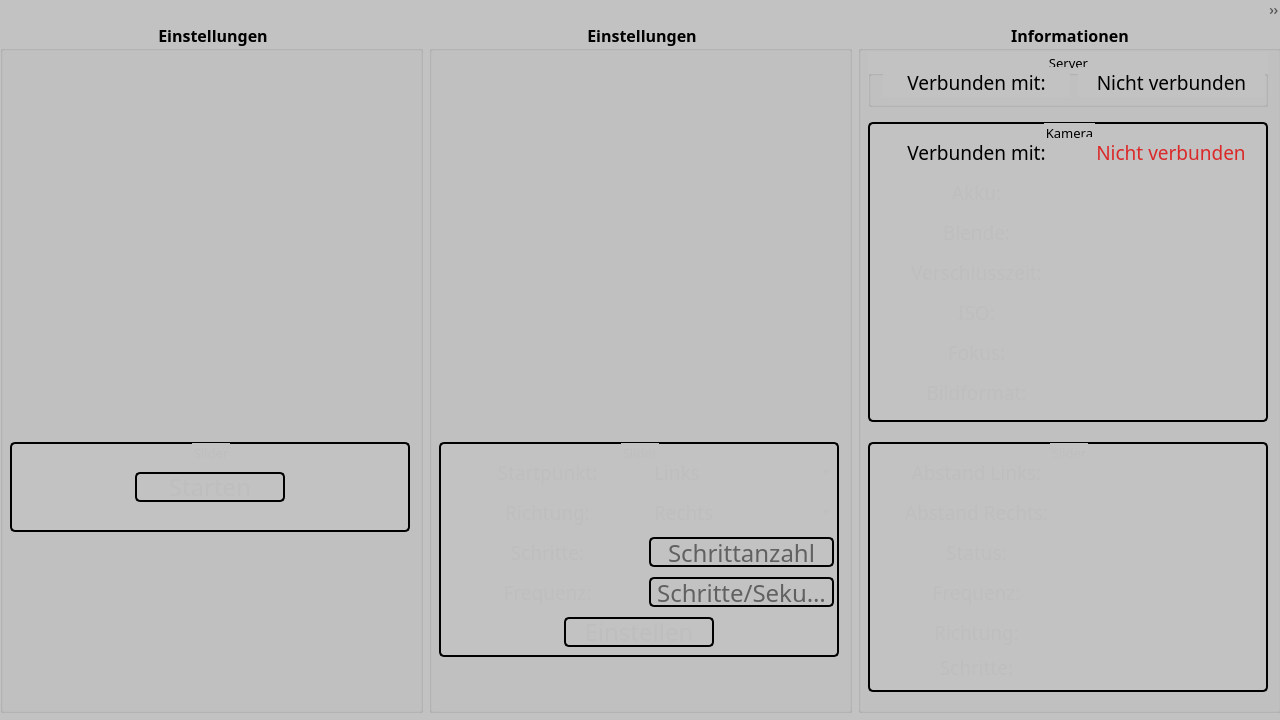
FilipBruehl/camera_slider, file UI/main_window.ui: the form before one commit.
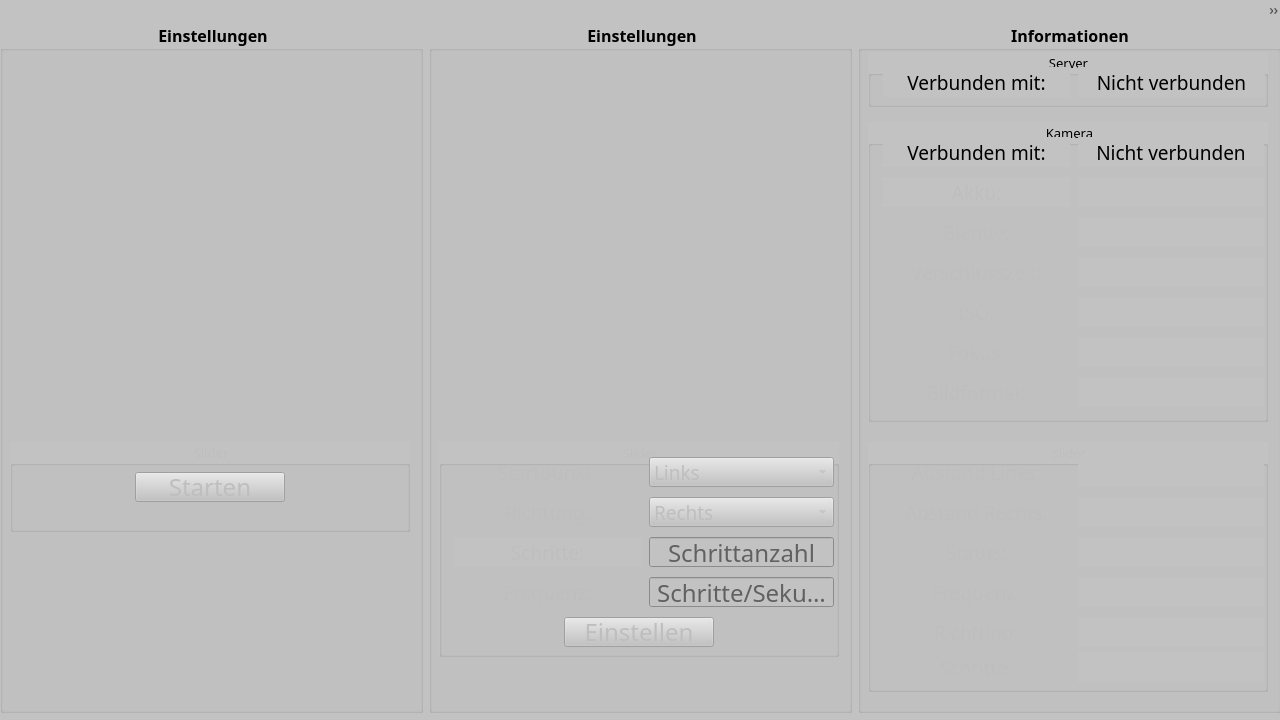
The form after the commit.

```diff
--- a/UI/main_window.ui
+++ b/UI/main_window.ui
@@ -91,11 +91,7 @@
            </font>
           </property>
           <property name="styleSheet">
-           <string notr="true">border-color: #000;
-border-radius: 5px;
-border-style: solid;
-border-width: 2px;
-</string>
+           <string notr="true"/>
           </property>
           <property name="title">
            <string>Slider</string>
@@ -170,10 +166,7 @@
            </font>
           </property>
           <property name="styleSheet">
-           <string notr="true">border-color: #000;
-border-radius: 5px;
-border-style: solid;
-border-width: 2px;
+           <string notr="true">
 </string>
           </property>
           <property name="title">
@@ -224,8 +217,7 @@
             </font>
            </property>
            <property name="styleSheet">
-            <string notr="true">border: none;
-background-color: transparent;</string>
+            <string notr="true"/>
            </property>
            <property name="editable">
             <bool>false</bool>
@@ -288,8 +280,7 @@
             </font>
            </property>
            <property name="styleSheet">
-            <string notr="true">border: none;
-background-color: transparent;</string>
+            <string notr="true"/>
            </property>
            <property name="editable">
             <bool>false</bool>
@@ -321,8 +312,7 @@
             </font>
            </property>
            <property name="styleSheet">
-            <string notr="true">border: none;
-background-color: transparent;</string>
+            <string notr="true"/>
            </property>
            <property name="text">
             <string>Schritte:</string>
@@ -347,7 +337,7 @@
             </font>
            </property>
            <property name="styleSheet">
-            <string notr="true">background-color: transparent;</string>
+            <string notr="true"/>
            </property>
            <property name="alignment">
             <set>Qt::AlignCenter</set>
@@ -398,7 +388,7 @@
             </font>
            </property>
            <property name="styleSheet">
-            <string notr="true">background-color: transparent;</string>
+            <string notr="true"/>
            </property>
            <property name="alignment">
             <set>Qt::AlignCenter</set>
@@ -425,6 +415,9 @@
              <pointsize>18</pointsize>
             </font>
            </property>
+           <property name="styleSheet">
+            <string notr="true"/>
+           </property>
            <property name="text">
             <string>Einstellen</string>
            </property>
@@ -585,10 +578,7 @@
            </font>
           </property>
           <property name="styleSheet">
-           <string notr="true">border-color: #000;
-border-radius: 5px;
-border-style: solid;
-border-width: 2px;</string>
+           <string notr="true"/>
           </property>
           <property name="title">
            <string>Kamera</string>
@@ -612,8 +602,7 @@
             </font>
            </property>
            <property name="styleSheet">
-            <string notr="true">border: none;
-background-color: transparent;</string>
+            <string notr="true"/>
            </property>
            <property name="text">
             <string>Verbunden mit:</string>
@@ -638,8 +627,7 @@
             </font>
            </property>
            <property name="styleSheet">
-            <string notr="true">border: none;
-color: #DB2828;</string>
+            <string notr="true"/>
            </property>
            <property name="text">
             <string>Nicht verbunden</string>
@@ -667,8 +655,7 @@
             </font>
            </property>
            <property name="styleSheet">
-            <string notr="true">border: none;
-background-color: transparent;</string>
+            <string notr="true"/>
            </property>
            <property name="text">
             <string>Akku:</string>
@@ -953,7 +940,7 @@
             </font>
            </property>
            <property name="styleSheet">
-            <string notr="true">border: none;</string>
+            <string notr="true"/>
            </property>
            <property name="text">
             <string/>
@@ -1022,10 +1009,7 @@
            </font>
           </property>
           <property name="styleSheet">
-           <string notr="true">border-color: #000;
-border-radius: 5px;
-border-style: solid;
-border-width: 2px;</string>
+           <string notr="true"/>
           </property>
           <property name="title">
            <string>Slider</string>
@@ -1110,7 +1094,7 @@
             </font>
            </property>
            <property name="styleSheet">
-            <string notr="true">border: none;</string>
+            <string notr="true"/>
            </property>
            <property name="text">
             <string/>
```
